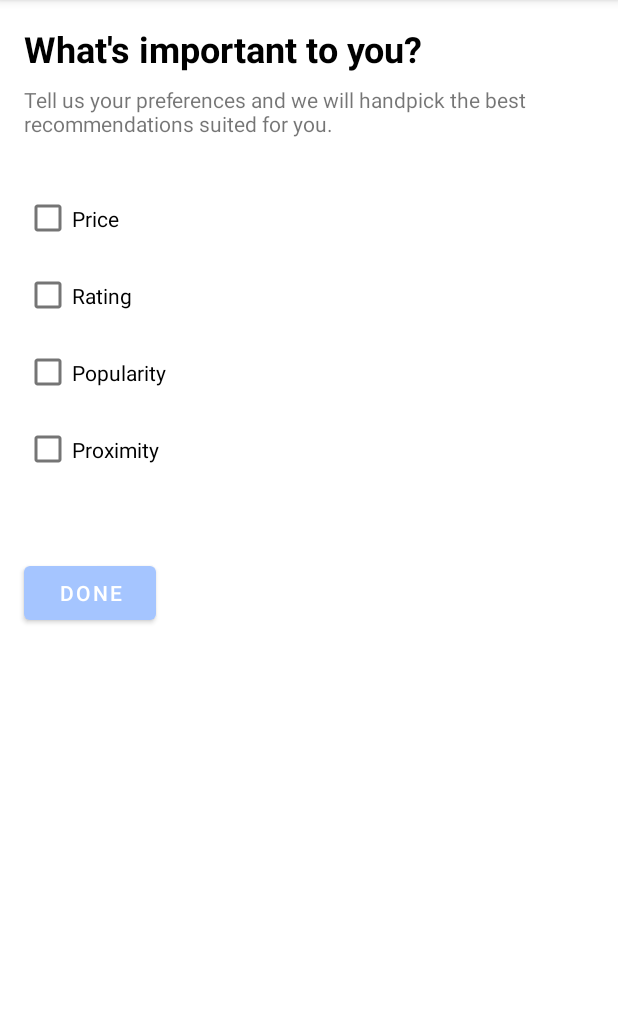
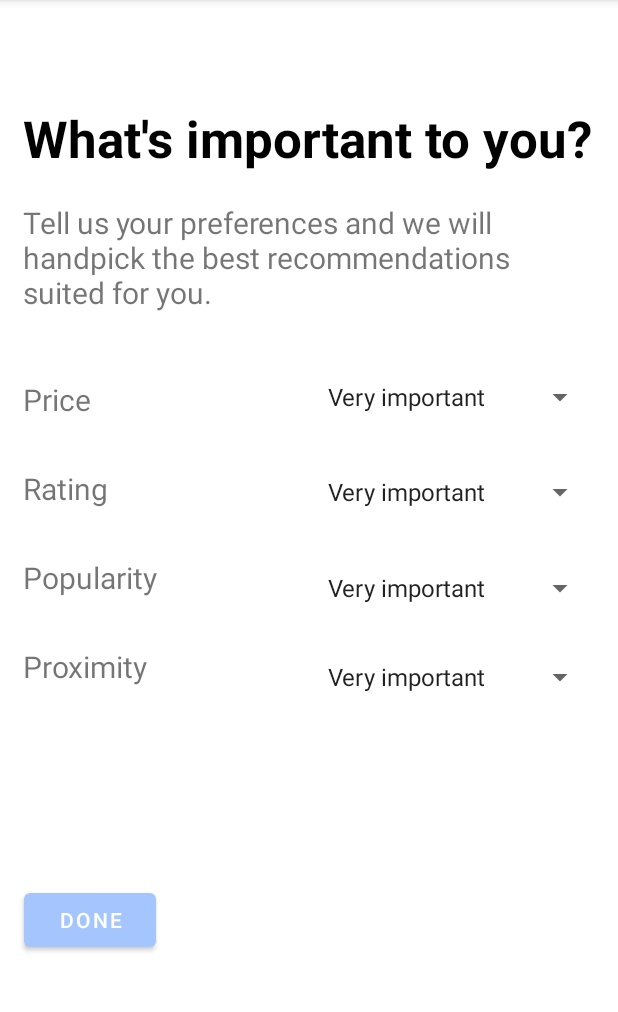
Before and after one commit to carrieluuu/Spork, an Android app: the PreferencesActivity screen opened directly, with no data from a screen before it, on a phone screen of 412 x 824 dp, the part 84-1096 px from its top. Run offline under Robolectric (Android 15) with nearby library versions, the phone set to English and light mode, and no system bars; libraries missing offline, so code that uses them is left out: com.parse; 1 statement that could not run was skipped.

Commit message:
added likert scale rating of preferences to registration page

```diff
--- a/app/src/main/java/com/example/spork/login/PreferencesActivity.java
+++ b/app/src/main/java/com/example/spork/login/PreferencesActivity.java
@@ -6,8 +6,10 @@ import android.content.Intent;
 import android.os.Bundle;
 import android.util.Log;
 import android.view.View;
+import android.widget.AdapterView;
+import android.widget.ArrayAdapter;
 import android.widget.Button;
-import android.widget.CheckBox;
+import android.widget.Spinner;
 
 import com.example.spork.MainActivity;
 import com.example.spork.R;
@@ -16,18 +18,24 @@ import com.parse.ParseUser;
 public class PreferencesActivity extends AppCompatActivity {
 
     public static final String TAG = "PreferencesActivity";
+    public static final double VERY_IMPORTANT = 0.4;
+    public static final double IMPORTANT = 0.3;
+    public static final double NEUTRAL = 0.2;
+    public static final double UNIMPORTANT = 0.1;
+    public static final double VERY_UNIMPORTANT = 0;
 
     private ParseUser currentUser;
-    private CheckBox cbPrice;
-    private CheckBox cbRating;
-    private CheckBox cbPopularity;
-    private CheckBox cbProximity;
+    private Spinner priceSpinner;
+    private Spinner ratingSpinner;
+    private Spinner popularitySpinner;
+    private Spinner proximitySpinner;
     private Button btnDone;
 
     private double priceWeight;
     private double ratingWeight;
     private double popularityWeight;
     private double proximityWeight;
+
 
     @Override
     protected void onCreate(Bundle savedInstanceState) {
@@ -36,53 +44,106 @@ public class PreferencesActivity extends AppCompatActivity {
 
         currentUser = ParseUser.getCurrentUser();
 
-        cbPrice = findViewById(R.id.cbPrice);
-        cbRating = findViewById(R.id.cbRating);
-        cbPopularity = findViewById(R.id.cbPopularity);
-        cbProximity = findViewById(R.id.cbProximity);
+        priceSpinner = findViewById(R.id.price_spinner);
+        ratingSpinner = findViewById(R.id.rating_spinner);
+        popularitySpinner=  findViewById(R.id.popularity_spinner);
+        proximitySpinner = findViewById(R.id.proximity_spinner);
         btnDone = findViewById(R.id.btnDone);
 
+        createSpinnerAdapter(priceSpinner);
+        createSpinnerAdapter(ratingSpinner);
+        createSpinnerAdapter(popularitySpinner);
+        createSpinnerAdapter(proximitySpinner);
+
+        priceSpinner.setOnItemSelectedListener(new AdapterView.OnItemSelectedListener() {
+            @Override
+            public void onItemSelected(AdapterView<?> parent, View view, int position, long id) {
+                String selected = parent.getItemAtPosition(position).toString();
+                priceWeight = getWeight(selected);
+
+            }
+
+            @Override
+            public void onNothingSelected(AdapterView<?> parent) {
+                // do nothing
+            }
+        });
+
+        ratingSpinner.setOnItemSelectedListener(new AdapterView.OnItemSelectedListener() {
+            @Override
+            public void onItemSelected(AdapterView<?> parent, View view, int position, long id) {
+                String selected = parent.getItemAtPosition(position).toString();
+                ratingWeight = getWeight(selected);
+
+            }
+
+            @Override
+            public void onNothingSelected(AdapterView<?> parent) {
+                // do nothing
+            }
+        });
+
+        popularitySpinner.setOnItemSelectedListener(new AdapterView.OnItemSelectedListener() {
+            @Override
+            public void onItemSelected(AdapterView<?> parent, View view, int position, long id) {
+                String selected = parent.getItemAtPosition(position).toString();
+                popularityWeight = getWeight(selected);
+
+            }
+
+            @Override
+            public void onNothingSelected(AdapterView<?> parent) {
+                // do nothing
+            }
+        });
+
+        proximitySpinner.setOnItemSelectedListener(new AdapterView.OnItemSelectedListener() {
+            @Override
+            public void onItemSelected(AdapterView<?> parent, View view, int position, long id) {
+                String selected = parent.getItemAtPosition(position).toString();
+                proximityWeight = getWeight(selected);
+
+            }
+
+            @Override
+            public void onNothingSelected(AdapterView<?> parent) {
+                // do nothing
+            }
+        });
+
+
         btnDone.setOnClickListener(new View.OnClickListener() {
-
             @Override
             public void onClick(View v) {
                 goMainActivity();
             }
         });
 
-
     }
 
-    public void onCheckboxClicked(View view) {
-        boolean checked = ((CheckBox) view).isChecked();
+    private void createSpinnerAdapter(Spinner spinner) {
+        // Create an ArrayAdapter using the string array and a default spinner layout
+        ArrayAdapter<CharSequence> adapter = ArrayAdapter.createFromResource(this,
+                R.array.preferences_array, android.R.layout.simple_spinner_item);
+        // Specify the layout to use when the list of choices appears
+        adapter.setDropDownViewResource(android.R.layout.simple_spinner_dropdown_item);
+        // Apply the adapter to the spinner
+        spinner.setAdapter(adapter);
+    }
 
-        // Check which checkbox was clicked
-        switch(view.getId()) {
-            case R.id.cbPrice:
-                if (checked)
-                    priceWeight = 0.25;
-                else
-                    priceWeight = 0;
-                break;
-            case R.id.cbRating:
-                if (checked)
-                    ratingWeight = 0.25;
-                else
-                    ratingWeight = 0;
-                break;
-            case R.id.cbPopularity:
-                if (checked)
-                    popularityWeight = 0.25;
-                else
-                    popularityWeight = 0;
-                break;
+    private double getWeight(String selected) {
 
-            case R.id.cbProximity:
-                if(checked)
-                    proximityWeight = 0.25;
-                else
-                    proximityWeight = 0;
-        }
+        if (selected.equals("Very important"))
+            return VERY_IMPORTANT;
+        else if (selected.equals("Important"))
+            return IMPORTANT;
+        else if (selected.equals("Neutral"))
+            return NEUTRAL;
+        else if (selected.equals("Unimportant"))
+            return UNIMPORTANT;
+        else if (selected.equals("Very unimportant"))
+            return VERY_UNIMPORTANT;
+        return 0.0;
     }
 
     private void goMainActivity() {
--- a/app/src/main/res/layout/activity_preferences.xml
+++ b/app/src/main/res/layout/activity_preferences.xml
@@ -12,70 +12,106 @@
         android:layout_height="wrap_content"
         android:text="What's important to you?"
         android:textColor="@color/black"
-        android:textSize="24sp"
+        android:textSize="34sp"
         android:textStyle="bold"
         app:layout_constraintBottom_toBottomOf="parent"
         app:layout_constraintEnd_toEndOf="parent"
-        app:layout_constraintHorizontal_bias="0.108"
+        app:layout_constraintHorizontal_bias="0.47"
         app:layout_constraintStart_toStartOf="parent"
         app:layout_constraintTop_toTopOf="parent"
-        app:layout_constraintVertical_bias="0.022" />
+        app:layout_constraintVertical_bias="0.096" />
 
     <TextView
         android:id="@+id/tvPreferenceDescription"
         android:layout_width="350dp"
         android:layout_height="wrap_content"
-        android:layout_marginStart="16dp"
         android:text="Tell us your preferences and we will handpick the best recommendations suited for you."
+        android:textSize="20sp"
         app:layout_constraintBottom_toBottomOf="parent"
-        app:layout_constraintStart_toStartOf="parent"
+        app:layout_constraintStart_toStartOf="@+id/tvPreferences"
         app:layout_constraintTop_toBottomOf="@+id/tvPreferences"
-        app:layout_constraintVertical_bias="0.012" />
+        app:layout_constraintVertical_bias="0.034" />
 
-    <CheckBox
-        android:id="@+id/cbPrice"
-        android:layout_width="125dp"
-        android:layout_height="51dp"
-        android:layout_marginTop="28dp"
+    <TextView
+        android:id="@+id/tvPrice"
+        android:layout_width="wrap_content"
+        android:layout_height="wrap_content"
+        android:layout_marginTop="44dp"
         android:text="@string/price"
-        android:onClick="onCheckboxClicked"
-        app:layout_constraintEnd_toEndOf="parent"
-        app:layout_constraintHorizontal_bias="0.055"
-        app:layout_constraintStart_toStartOf="parent"
+        android:textSize="20sp"
+        app:layout_constraintStart_toStartOf="@+id/tvPreferenceDescription"
         app:layout_constraintTop_toBottomOf="@+id/tvPreferenceDescription" />
 
-    <CheckBox
-        android:id="@+id/cbRating"
-        android:layout_width="125dp"
-        android:layout_height="51dp"
+    <Spinner
+        android:id="@+id/price_spinner"
+        android:layout_width="wrap_content"
+        android:layout_height="wrap_content"
+        android:layout_marginStart="120dp"
+        app:layout_constraintEnd_toEndOf="@+id/rating_spinner"
+        app:layout_constraintHorizontal_bias="1.0"
+        app:layout_constraintStart_toEndOf="@+id/tvPrice"
+        app:layout_constraintTop_toTopOf="@+id/tvPrice" />
+
+    <TextView
+        android:id="@+id/tvRating"
+        android:layout_width="wrap_content"
+        android:layout_height="wrap_content"
+        android:layout_marginTop="32dp"
         android:text="@string/rating"
-        android:onClick="onCheckboxClicked"
-        app:layout_constraintEnd_toEndOf="parent"
-        app:layout_constraintHorizontal_bias="0.055"
-        app:layout_constraintStart_toStartOf="parent"
-        app:layout_constraintTop_toBottomOf="@+id/cbPrice" />
+        android:textSize="20sp"
+        app:layout_constraintStart_toStartOf="@+id/tvPrice"
+        app:layout_constraintTop_toBottomOf="@+id/tvPrice" />
 
-    <CheckBox
-        android:id="@+id/cbPopularity"
-        android:layout_width="125dp"
-        android:layout_height="51dp"
+    <Spinner
+        android:id="@+id/rating_spinner"
+        android:layout_width="wrap_content"
+        android:layout_height="wrap_content"
+        android:layout_marginTop="40dp"
+        app:layout_constraintBottom_toBottomOf="@+id/tvRating"
+        app:layout_constraintEnd_toEndOf="@+id/popularity_spinner"
+        app:layout_constraintHorizontal_bias="1.0"
+        app:layout_constraintStart_toEndOf="@+id/tvRating"
+        app:layout_constraintTop_toBottomOf="@+id/price_spinner" />
+
+    <TextView
+        android:id="@+id/tvPopularity"
+        android:layout_width="wrap_content"
+        android:layout_height="wrap_content"
+        android:layout_marginTop="32dp"
         android:text="@string/popularity"
-        android:onClick="onCheckboxClicked"
-        app:layout_constraintEnd_toEndOf="parent"
-        app:layout_constraintHorizontal_bias="0.055"
-        app:layout_constraintStart_toStartOf="parent"
-        app:layout_constraintTop_toBottomOf="@+id/cbRating" />
+        android:textSize="20sp"
+        app:layout_constraintStart_toStartOf="@+id/tvRating"
+        app:layout_constraintTop_toBottomOf="@+id/tvRating" />
 
-    <CheckBox
-        android:id="@+id/cbProximity"
-        android:layout_width="125dp"
-        android:layout_height="51dp"
+    <Spinner
+        android:id="@+id/popularity_spinner"
+        android:layout_width="wrap_content"
+        android:layout_height="wrap_content"
+        android:layout_marginTop="40dp"
+        app:layout_constraintEnd_toEndOf="@+id/proximity_spinner"
+        app:layout_constraintHorizontal_bias="1.0"
+        app:layout_constraintStart_toEndOf="@+id/tvPopularity"
+        app:layout_constraintTop_toBottomOf="@+id/rating_spinner" />
+
+    <TextView
+        android:id="@+id/tvProximity"
+        android:layout_width="wrap_content"
+        android:layout_height="wrap_content"
+        android:layout_marginTop="32dp"
         android:text="@string/proximity"
-        android:onClick="onCheckboxClicked"
-        app:layout_constraintEnd_toEndOf="parent"
-        app:layout_constraintHorizontal_bias="0.055"
-        app:layout_constraintStart_toStartOf="parent"
-        app:layout_constraintTop_toBottomOf="@+id/cbPopularity" />
+        android:textSize="20sp"
+        app:layout_constraintStart_toStartOf="@+id/tvPopularity"
+        app:layout_constraintTop_toBottomOf="@+id/tvPopularity" />
+
+    <Spinner
+        android:id="@+id/proximity_spinner"
+        android:layout_width="wrap_content"
+        android:layout_height="wrap_content"
+        android:layout_marginStart="112dp"
+        android:layout_marginTop="40dp"
+        app:layout_constraintBottom_toBottomOf="@+id/tvProximity"
+        app:layout_constraintStart_toEndOf="@+id/tvProximity"
+        app:layout_constraintTop_toBottomOf="@+id/popularity_spinner" />
 
     <Button
         android:id="@+id/btnDone"
@@ -86,7 +122,6 @@
         app:layout_constraintEnd_toEndOf="parent"
         app:layout_constraintHorizontal_bias="0.049"
         app:layout_constraintStart_toStartOf="parent"
-        app:layout_constraintTop_toBottomOf="@+id/cbProximity"
-        app:layout_constraintVertical_bias="0.117" />
+        app:layout_constraintTop_toBottomOf="@+id/tvProximity" />
 
 </androidx.constraintlayout.widget.ConstraintLayout>
--- a/app/src/main/res/values/strings.xml
+++ b/app/src/main/res/values/strings.xml
@@ -15,4 +15,11 @@
     <string name="popularity">Popularity</string>
     <string name="done">Done</string>
     <string name="proximity">Proximity</string>
+    <string-array name="preferences_array">
+        <item>Very important</item>
+        <item>Important</item>
+        <item>Neutral</item>
+        <item>Unimportant</item>
+        <item>Very unimportant</item>
+    </string-array>
 </resources>
```
